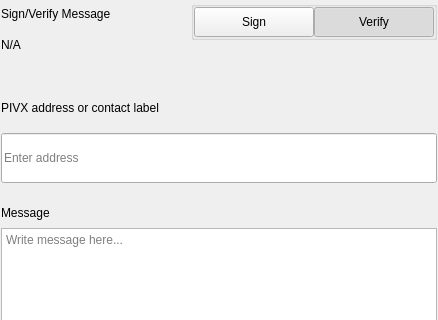
The window that src/qt/pivx/settings/forms/settingssignmessagewidgets.ui (cimelli/RpdSource) describes before a commit, drawn with Qt 5; both pictures show x 0 to 438 and y 0 to 320 of the 438 by 579 pixel window.
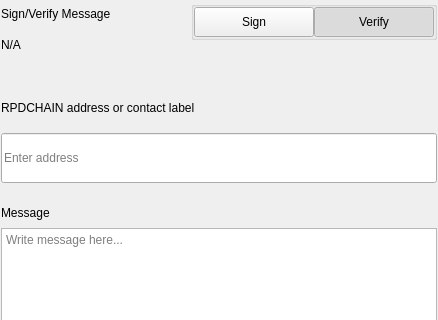
The same window after the commit.

Patch:
```diff
--- a/src/qt/pivx/settings/forms/settingssignmessagewidgets.ui
+++ b/src/qt/pivx/settings/forms/settingssignmessagewidgets.ui
@@ -276,7 +276,7 @@
                </size>
               </property>
               <property name="text">
-               <string>PIVX address or contact label</string>
+               <string>RPDCHAIN address or contact label</string>
               </property>
              </widget>
             </item>
```
